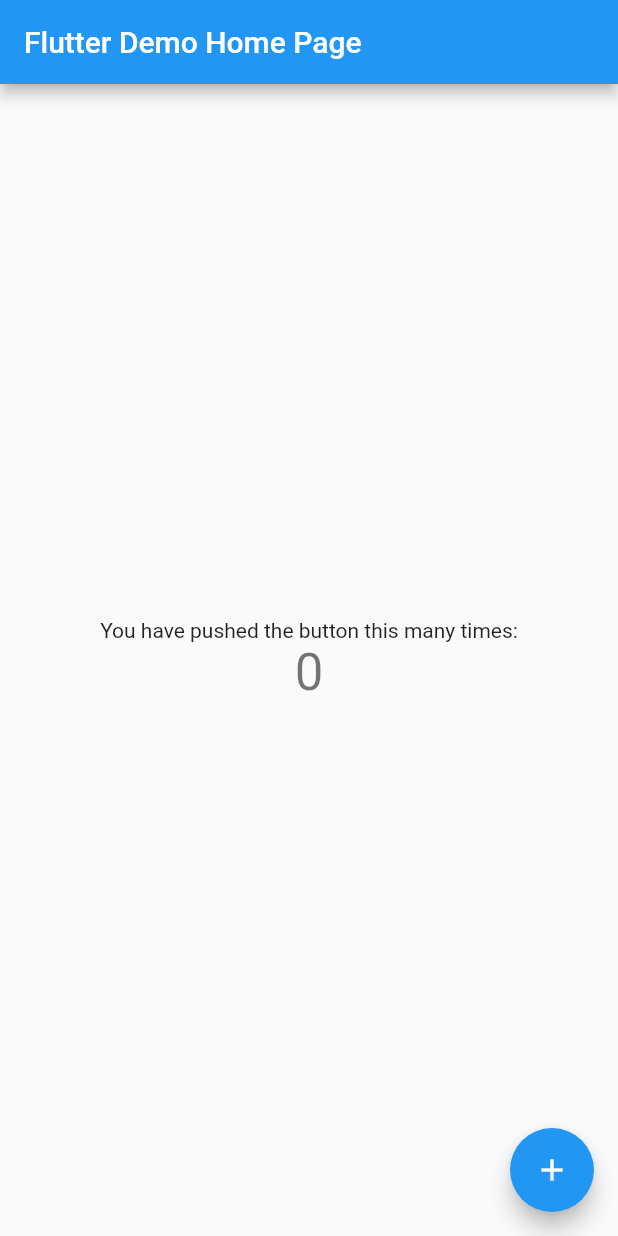
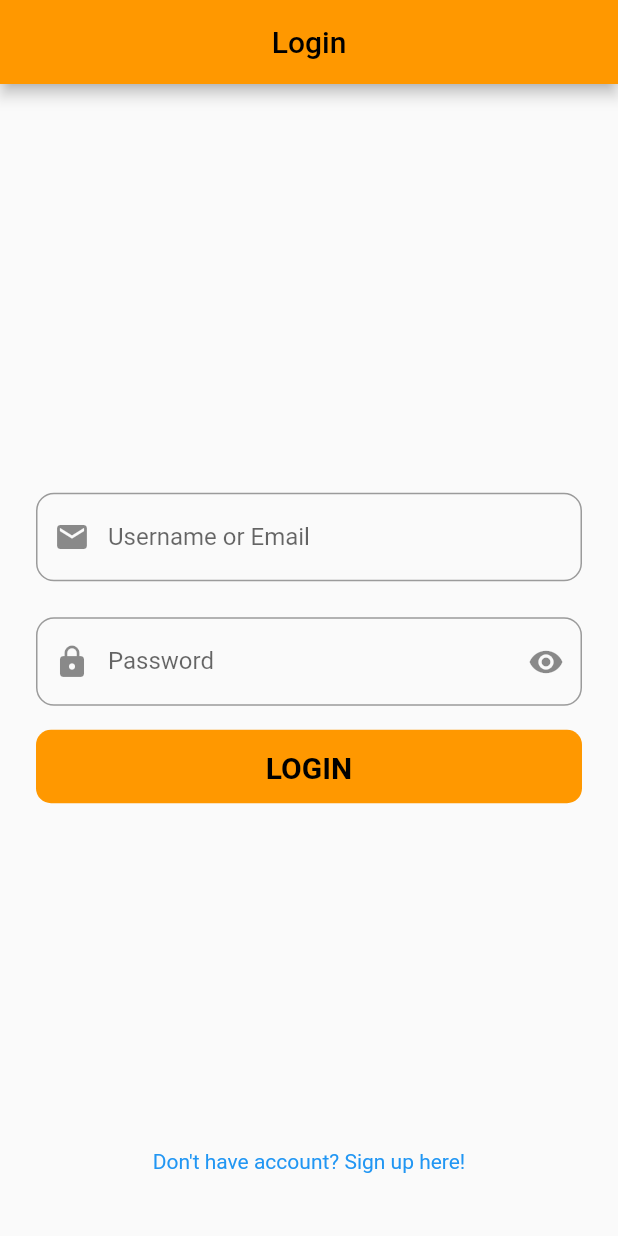
Before and after one commit to AlvinGary/cc_jabs_manga_app, a Flutter app: the screen it shows after launch, on a phone screen of 412 x 824 dp. Run offline on Flutter 3.47's test engine with Material 2 defaults, Android fonts, the phone set to English and light mode, and no system bars; our stand-ins replace email_validator, firebase_auth, firebase_core, flutter_spinkit, fluttertoast, font_awesome_flutter and 1 more; accounts and stored records are empty.

Commit message:
add splash page and connect to login page

```diff
--- a/lib/main.dart
+++ b/lib/main.dart
@@ -1,4 +1,6 @@
 import 'package:flutter/material.dart';
+
+import 'views/pages/pages.dart';
 
 void main() {
   runApp(const MyApp());
@@ -11,105 +13,12 @@
   @override
   Widget build(BuildContext context) {
     return MaterialApp(
-      title: 'Flutter Demo',
+      debugShowCheckedModeBanner: false,
+      title: 'Wow Manga',
       theme: ThemeData(
-        // This is the theme of your application.
-        //
-        // Try running your application with "flutter run". You'll see the
-        // application has a blue toolbar. Then, without quitting the app, try
-        // changing the primarySwatch below to Colors.green and then invoke
-        // "hot reload" (press "r" in the console where you ran "flutter run",
-        // or simply save your changes to "hot reload" in a Flutter IDE).
-        // Notice that the counter didn't reset back to zero; the application
-        // is not restarted.
-        primarySwatch: Colors.blue,
+        primarySwatch: Colors.orange,
       ),
-      home: const MyHomePage(title: 'Flutter Demo Home Page'),
+      home: const SplashPage(),
     );
   }
 }
-
-class MyHomePage extends StatefulWidget {
-  const MyHomePage({super.key, required this.title});
-
-  // This widget is the home page of your application. It is stateful, meaning
-  // that it has a State object (defined below) that contains fields that affect
-  // how it looks.
-
-  // This class is the configuration for the state. It holds the values (in this
-  // case the title) provided by the parent (in this case the App widget) and
-  // used by the build method of the State. Fields in a Widget subclass are
-  // always marked "final".
-
-  final String title;
-
-  @override
-  State<MyHomePage> createState() => _MyHomePageState();
-}
-
-class _MyHomePageState extends State<MyHomePage> {
-  int _counter = 0;
-
-  void _incrementCounter() {
-    setState(() {
-      // This call to setState tells the Flutter framework that something has
-      // changed in this State, which causes it to rerun the build method below
-      // so that the display can reflect the updated values. If we changed
-      // _counter without calling setState(), then the build method would not be
-      // called again, and so nothing would appear to happen.
-      _counter++;
-    });
-  }
-
-  @override
-  Widget build(BuildContext context) {
-    // This method is rerun every time setState is called, for instance as done
-    // by the _incrementCounter method above.
-    //
-    // The Flutter framework has been optimized to make rerunning build methods
-    // fast, so that you can just rebuild anything that needs updating rather
-    // than having to individually change instances of widgets.
-    return Scaffold(
-      appBar: AppBar(
-        // Here we take the value from the MyHomePage object that was created by
-        // the App.build method, and use it to set our appbar title.
-        title: Text(widget.title),
-      ),
-      body: Center(
-        // Center is a layout widget. It takes a single child and positions it
-        // in the middle of the parent.
-        child: Column(
-          // Column is also a layout widget. It takes a list of children and
-          // arranges them vertically. By default, it sizes itself to fit its
-          // children horizontally, and tries to be as tall as its parent.
-          //
-          // Invoke "debug painting" (press "p" in the console, choose the
-          // "Toggle Debug Paint" action from the Flutter Inspector in Android
-          // Studio, or the "Toggle Debug Paint" command in Visual Studio Code)
-          // to see the wireframe for each widget.
-          //
-          // Column has various properties to control how it sizes itself and
-          // how it positions its children. Here we use mainAxisAlignment to
-          // center the children vertically; the main axis here is the vertical
-          // axis because Columns are vertical (the cross axis would be
-          // horizontal).
-          mainAxisAlignment: MainAxisAlignment.center,
-          children: <Widget>[
-            const Text(
-              'You have pushed the button this many times:',
-            ),
-            Text(
-              '$_counter',
-              style: Theme.of(context).textTheme.headline4,
-            ),
-          ],
-        ),
-      ),
-      floatingActionButton: FloatingActionButton(
-        onPressed: _incrementCounter,
-        tooltip: 'Increment',
-        child: const Icon(Icons.add),
-      ), // This trailing comma makes auto-formatting nicer for build methods.
-    );
-  }
-}
--- a/lib/services/services.dart
+++ b/lib/services/services.dart
@@ -0,0 +1,5 @@
+import 'package:firebase_auth/firebase_auth.dart';
+import 'package:firebase_core/firebase_core.dart';
+import 'package:google_sign_in/google_sign_in.dart';
+
+import '../models/models.dart';
--- /dev/null
+++ b/lib/views/pages/login.dart
@@ -0,0 +1,136 @@
+part of 'pages.dart';
+
+class LoginPage extends StatefulWidget {
+  const LoginPage({Key? key}) : super(key: key);
+
+  @override
+  _LoginPageState createState() => _LoginPageState();
+}
+
+class _LoginPageState extends State<LoginPage> {
+  final _loginkey = GlobalKey<FormState>();
+  final ctrlEmail = TextEditingController();
+  final ctrlPass = TextEditingController();
+  bool isHide = true;
+  bool isLoading = false;
+
+  @override
+  void initState() {
+    super.initState();
+  }
+
+  @override
+  void dispose() {
+    ctrlEmail.dispose();
+    ctrlPass.dispose();
+    super.dispose();
+  }
+
+  @override
+  Widget build(BuildContext context) {
+    return Scaffold(
+      appBar: AppBar(
+        // Here we take the value from the LoginPage object that was created by
+        // the App.build method, and use it to set our appbar title.
+        title: Text("Login"),
+        centerTitle: true,
+      ),
+      body: Stack(
+        children: [
+          Container(
+            width: double.infinity,
+            height: double.infinity,
+            padding: EdgeInsets.all(24),
+            child: Center(
+              child: Form(
+                key: _loginkey,
+                child: Column(
+                  mainAxisAlignment: MainAxisAlignment.center,
+                  children: <Widget>[
+                    TextFormField(
+                      keyboardType: TextInputType.emailAddress,
+                      autovalidateMode: AutovalidateMode.onUserInteraction,
+                      controller: ctrlEmail,
+                      decoration: InputDecoration(
+                        labelText: "Username or Email",
+                        prefixIcon: Icon(Icons.mail),
+                        border: OutlineInputBorder(
+                            borderRadius:
+                                BorderRadius.all(Radius.circular(12))),
+                      ),
+                      validator: (value) {
+                        return !EmailValidator.validate(value.toString())
+                            ? 'Email is not valid!'
+                            : null;
+                      },
+                    ),
+                    SizedBox(height: 24),
+                    TextFormField(
+                      obscureText: isHide,
+                      autovalidateMode: AutovalidateMode.onUserInteraction,
+                      controller: ctrlPass,
+                      decoration: InputDecoration(
+                        labelText: "Password",
+                        prefixIcon: Icon(Icons.lock),
+                        border: OutlineInputBorder(
+                          borderRadius: BorderRadius.all(Radius.circular(12)),
+                        ),
+                        suffixIcon: new GestureDetector(
+                          onTap: () {
+                            setState(() {
+                              isHide = !isHide;
+                            });
+                          },
+                          child: Icon(
+                            isHide ? Icons.visibility : Icons.visibility_off,
+                          ),
+                        ),
+                      ),
+                      validator: (value) {
+                        return value!.length < 6
+                            ? "Password must at least 6 characters!"
+                            : null;
+                      },
+                    ),
+                    SizedBox(height: 16),
+                    Container(
+                      width: double.infinity,
+                      child: ElevatedButton(
+                          onPressed: () async {
+                            // signOut();
+                          },
+                          style: ElevatedButton.styleFrom(
+                            backgroundColor: Colors.orange,
+                            elevation: 0,
+                            textStyle: TextStyle(
+                              fontSize: 20,
+                              fontWeight: FontWeight.bold,
+                            ),
+                            padding: EdgeInsets.fromLTRB(24, 14, 24, 12),
+                            shape: RoundedRectangleBorder(
+                              borderRadius: BorderRadius.circular(10),
+                            ),
+                          ),
+                          child: Text("LOGIN")),
+                    ),
+                    SizedBox(height: 16),
+                  ],
+                ),
+              ),
+            ),
+          ),
+          Align(
+            alignment: Alignment(0, 0.89),
+            child: GestureDetector(
+              onTap: () {},
+              child: Text(
+                "Don't have account? Sign up here!",
+                style: TextStyle(color: Colors.blue, fontSize: 14),
+              ),
+            ),
+          ),
+        ],
+      ),
+    );
+  }
+}
--- a/lib/views/pages/pages.dart
+++ b/lib/views/pages/pages.dart
@@ -0,0 +1,14 @@
+import 'dart:async';
+
+import 'package:cc_jabs_manga_app/services/services.dart';
+import 'package:cc_jabs_manga_app/views/Widgets/widgets.dart';
+import 'package:email_validator/email_validator.dart';
+import 'package:firebase_auth/firebase_auth.dart';
+import 'package:flutter/material.dart';
+import 'package:font_awesome_flutter/font_awesome_flutter.dart';
+
+import '../../models/models.dart';
+
+part 'splash.dart';
+part 'login.dart';
+part 'home.dart';
--- a/lib/views/widgets/widgets.dart
+++ b/lib/views/widgets/widgets.dart
@@ -0,0 +1,4 @@
+import 'package:cc_jabs_manga_app/models/models.dart';
+import 'package:flutter/material.dart';
+import 'package:flutter_spinkit/flutter_spinkit.dart';
+import 'package:fluttertoast/fluttertoast.dart';
```
Also changed, not shown: lib/views/pages/home.dart (added, +15 -0 lines), lib/views/pages/splash.dart (added, +47 -0 lines), pubspec.yaml (+15 -22 lines), assets/images/logo.png (added), pubspec.lock, 2 other files.
